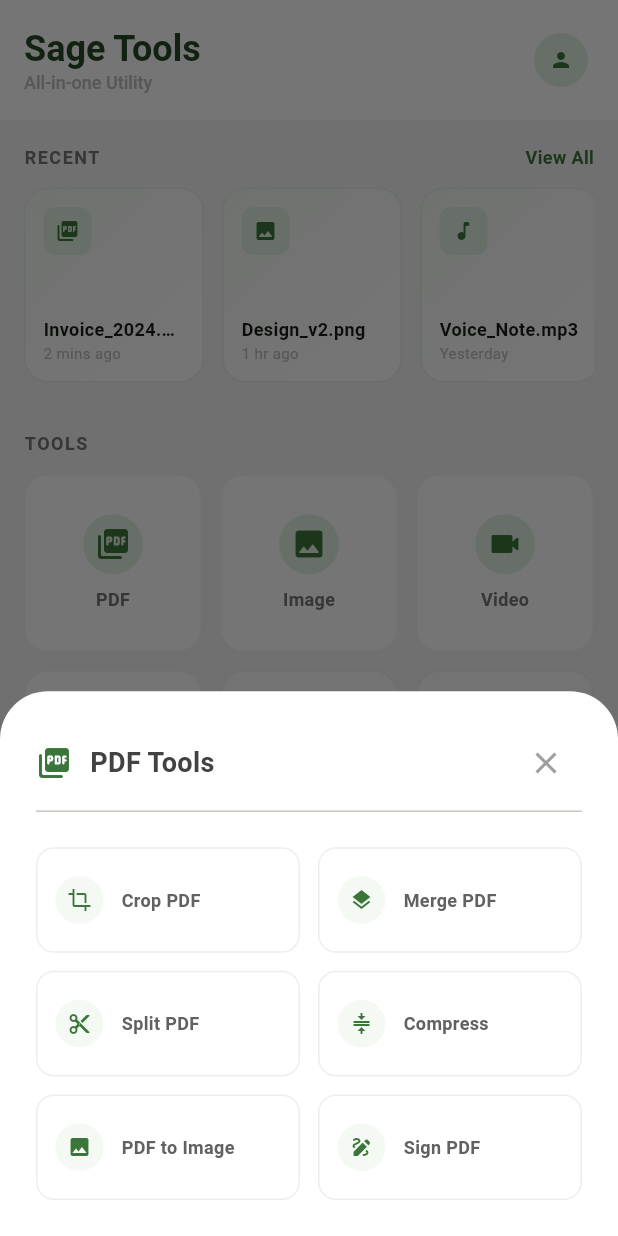
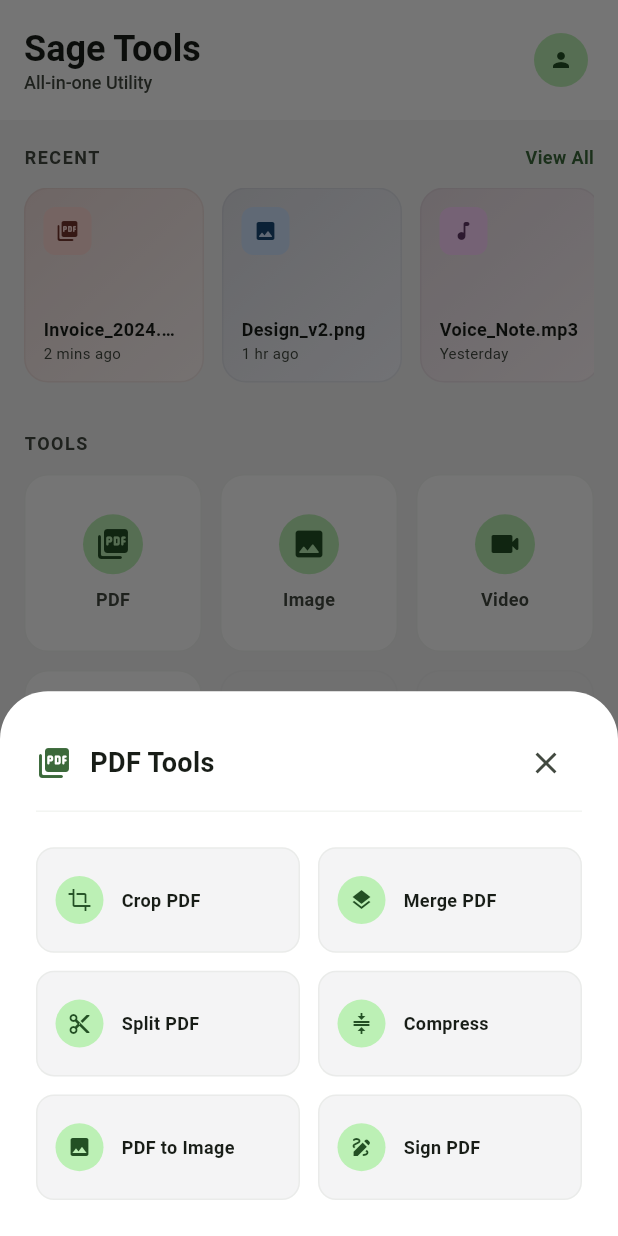
Before and after one commit to BajWarring/Sage_Tools, a Flutter app: the screen it shows after launch, after a tap on "PDF", on a phone screen of 412 x 824 dp. Run offline on Flutter 3.47's test engine with Material 3 defaults, Android fonts, the light colour scheme and no system bars; our stand-ins replace file_picker, flutter_riverpod, permission_handler, shared_preferences; missing offline and left inert: pdf_render, syncfusion_flutter_pdf.

Commit message:
Refactor DashboardTab to use Theme colors

```diff
--- a/lib/tabs/dashboard_tab.dart
+++ b/lib/tabs/dashboard_tab.dart
@@ -7,80 +7,63 @@ import '../tools/pdf/pdf_crop.dart';
 class DashboardTab extends ConsumerWidget {
   @override
   Widget build(BuildContext context, WidgetRef ref) {
-    final theme = ref.watch(currentThemeProvider);
-    final p = theme.primary; // shorthand for primary swatch
+    final theme = Theme.of(context).colorScheme;
+    final sageTheme = ref.watch(currentThemeProvider);
+    final p = sageTheme.primary;
 
-    // Logic moved here to ensure 'context' is always valid
     Future<void> _handleToolSelection(String toolId) async {
       if (toolId == 'crop-pdf') {
-        // 1. Pick File
-        FilePickerResult? result = await FilePicker.platform.pickFiles(
-          type: FileType.custom,
-          allowedExtensions: ['pdf']
-        );
-
-        // 2. Navigate (Using Dashboard's persistent context)
+        FilePickerResult? result = await FilePicker.platform.pickFiles(type: FileType.custom, allowedExtensions: ['pdf']);
         if (result != null && result.files.single.path != null) {
-          Navigator.push(
-            context,
-            MaterialPageRoute(builder: (c) => PdfCropScreen(filePath: result.files.single.path!))
-          );
+          Navigator.push(context, MaterialPageRoute(builder: (c) => PdfCropScreen(filePath: result.files.single.path!)));
         }
       } else {
-        // Placeholder for other tools
-        ScaffoldMessenger.of(context).showSnackBar(
-          SnackBar(content: Text("Tool '$toolId' opening soon..."))
-        );
+        ScaffoldMessenger.of(context).showSnackBar(SnackBar(content: Text("Tool '$toolId' opening soon...")));
       }
     }
 
     void _showToolModal(ToolItem tool) async {
-      // Wait for the modal to return a Result (ID of the sub-tool)
       final String? selectedId = await showModalBottomSheet<String>(
         context: context,
         backgroundColor: Colors.transparent,
         isScrollControlled: true,
         builder: (context) => _ToolModal(tool: tool, ref: ref),
       );
-
-      // If we got an ID back, handle it
-      if (selectedId != null) {
-        _handleToolSelection(selectedId);
-      }
+      if (selectedId != null) _handleToolSelection(selectedId);
     }
 
     return Scaffold(
       backgroundColor: Colors.transparent,
       appBar: AppBar(
-        backgroundColor: Colors.white,
+        backgroundColor: theme.surfaceContainer, // Dynamic
         surfaceTintColor: Colors.transparent,
         elevation: 0,
         toolbarHeight: 80,
         title: Column(
           crossAxisAlignment: CrossAxisAlignment.start,
           children: [
-            Text("Sage Tools", style: TextStyle(color: p[800], fontWeight: FontWeight.bold, fontSize: 24)),
-            Text("All-in-one Utility", style: TextStyle(color: Colors.grey[400], fontSize: 12, fontWeight: FontWeight.w500)),
+            Text("Sage Tools", style: TextStyle(color: theme.onSurface, fontWeight: FontWeight.bold, fontSize: 24)),
+            Text("All-in-one Utility", style: TextStyle(color: theme.onSurfaceVariant, fontSize: 12, fontWeight: FontWeight.w500)),
           ],
         ),
         actions: [
           Container(
             margin: EdgeInsets.only(right: 20),
             width: 36, height: 36,
-            decoration: BoxDecoration(color: p[100], shape: BoxShape.circle),
-            child: Icon(Icons.person, color: p[600], size: 16),
+            decoration: BoxDecoration(color: theme.primaryContainer, shape: BoxShape.circle),
+            child: Icon(Icons.person, color: theme.onPrimaryContainer, size: 16),
           )
         ],
       ),
       body: ListView(
         padding: EdgeInsets.fromLTRB(16, 16, 16, 100),
         children: [
-          // 1. Recent Section
+          // 1. Recent
           Row(
             mainAxisAlignment: MainAxisAlignment.spaceBetween,
             children: [
-              Text("RECENT", style: TextStyle(fontSize: 12, fontWeight: FontWeight.w600, color: Colors.grey[600], letterSpacing: 1.0)),
-              Text("View All", style: TextStyle(fontSize: 12, fontWeight: FontWeight.w600, color: p[600])),
+              Text("RECENT", style: TextStyle(fontSize: 12, fontWeight: FontWeight.w600, color: theme.onSurfaceVariant, letterSpacing: 1.0)),
+              Text("View All", style: TextStyle(fontSize: 12, fontWeight: FontWeight.w600, color: theme.primary)),
             ],
           ),
           SizedBox(height: 12),
@@ -89,52 +72,42 @@ class DashboardTab extends ConsumerWidget {
             child: ListView(
               scrollDirection: Axis.horizontal,
               children: [
-                _RecentCard(p, "Invoice_2024.pdf", "2 mins ago", Icons.picture_as_pdf_rounded, Colors.red[50]!, Colors.red[400]!),
-                _RecentCard(p, "Design_v2.png", "1 hr ago", Icons.image_rounded, Colors.blue[50]!, Colors.blue[400]!),
-                _RecentCard(p, "Voice_Note.mp3", "Yesterday", Icons.audiotrack_rounded, Colors.purple[50]!, Colors.purple[400]!),
+                _RecentCard(context, "Invoice_2024.pdf", "2 mins ago", Icons.picture_as_pdf_rounded, Colors.red),
+                _RecentCard(context, "Design_v2.png", "1 hr ago", Icons.image_rounded, Colors.blue),
+                _RecentCard(context, "Voice_Note.mp3", "Yesterday", Icons.audiotrack_rounded, Colors.purple),
               ],
             ),
           ),
-
           SizedBox(height: 32),
 
-          // 2. Tools Grid
-          Text("TOOLS", style: TextStyle(fontSize: 12, fontWeight: FontWeight.w600, color: Colors.grey[600], letterSpacing: 1.0)),
+          // 2. Tools
+          Text("TOOLS", style: TextStyle(fontSize: 12, fontWeight: FontWeight.w600, color: theme.onSurfaceVariant, letterSpacing: 1.0)),
           SizedBox(height: 12),
           GridView.builder(
             shrinkWrap: true,
             physics: NeverScrollableScrollPhysics(),
-            gridDelegate: SliverGridDelegateWithFixedCrossAxisCount(
-              crossAxisCount: 3, crossAxisSpacing: 12, mainAxisSpacing: 12, childAspectRatio: 1.0,
-            ),
-            itemCount: toolsData.length + 3, // +3 for Coming Soon
+            gridDelegate: SliverGridDelegateWithFixedCrossAxisCount(crossAxisCount: 3, crossAxisSpacing: 12, mainAxisSpacing: 12, childAspectRatio: 1.0),
+            itemCount: toolsData.length + 3,
             itemBuilder: (ctx, i) {
               if (i < toolsData.length) {
-                final tool = toolsData[i];
-                return _ToolCard(
-                  title: tool.title.split(' ')[0],
-                  icon: tool.icon,
-                  color: p,
-                  onTap: () => _showToolModal(tool),
-                );
+                return _ToolCard(context, toolsData[i].title.split(' ')[0], toolsData[i].icon, p, () => _showToolModal(toolsData[i]));
               } else {
-                return _ComingSoonCard();
+                return _ComingSoonCard(context);
               }
             },
           ),
-
           SizedBox(height: 32),
 
-          // 3. Saved Files
-          Text("SAVED FILES", style: TextStyle(fontSize: 12, fontWeight: FontWeight.w600, color: Colors.grey[600], letterSpacing: 1.0)),
+          // 3. Saved
+          Text("SAVED FILES", style: TextStyle(fontSize: 12, fontWeight: FontWeight.w600, color: theme.onSurfaceVariant, letterSpacing: 1.0)),
           SizedBox(height: 12),
           Container(
-            decoration: BoxDecoration(color: Colors.white, borderRadius: BorderRadius.circular(16), border: Border.all(color: Colors.grey[100]!)),
+            decoration: BoxDecoration(color: theme.surfaceContainer, borderRadius: BorderRadius.circular(16), border: Border.all(color: theme.outlineVariant.withOpacity(0.2))),
             child: Column(
               children: [
-                _FileRow(p, "Downloads", "12 items", Icons.folder_rounded, Colors.amber[50]!, Colors.amber[500]!),
-                Divider(height: 1, indent: 60),
-                _FileRow(p, "Project_Specs.html", "1.2 MB", Icons.html, p[50]!, p[600]!),
+                _FileRow(context, "Downloads", "12 items", Icons.folder_rounded, Colors.amber),
+                Divider(height: 1, indent: 60, color: theme.outlineVariant.withOpacity(0.2)),
+                _FileRow(context, "Project_Specs.html", "1.2 MB", Icons.html, p),
               ],
             ),
           ),
@@ -151,11 +124,11 @@ class _ToolModal extends StatelessWidget {
 
   @override
   Widget build(BuildContext context) {
-    final p = ref.watch(currentThemeProvider).primary;
+    final theme = Theme.of(context).colorScheme;
 
     return Container(
       padding: EdgeInsets.all(24),
-      decoration: BoxDecoration(color: Colors.white, borderRadius: BorderRadius.vertical(top: Radius.circular(32))),
+      decoration: BoxDecoration(color: theme.surfaceContainer, borderRadius: BorderRadius.vertical(top: Radius.circular(32))),
       child: Column(
         mainAxisSize: MainAxisSize.min,
         children: [
@@ -163,31 +136,28 @@ class _ToolModal extends StatelessWidget {
             mainAxisAlignment: MainAxisAlignment.spaceBetween,
             children: [
               Row(children: [
-                Icon(tool.icon, color: p[600]),
+                Icon(tool.icon, color: theme.primary),
                 SizedBox(width: 12),
-                Text(tool.title, style: TextStyle(fontSize: 18, fontWeight: FontWeight.bold, color: Colors.grey[800])),
+                Text(tool.title, style: TextStyle(fontSize: 18, fontWeight: FontWeight.bold, color: theme.onSurface)),
               ]),
-              IconButton(onPressed: () => Navigator.pop(context), icon: Icon(Icons.close, color: Colors.grey))
+              IconButton(onPressed: () => Navigator.pop(context), icon: Icon(Icons.close, color: theme.onSurfaceVariant))
             ],
           ),
-          Divider(),
+          Divider(color: theme.outlineVariant.withOpacity(0.2)),
           SizedBox(height: 16),
           GridView.count(
             crossAxisCount: 2, shrinkWrap: true, crossAxisSpacing: 12, mainAxisSpacing: 12, childAspectRatio: 2.5,
             children: tool.items.map((sub) => InkWell(
-              onTap: () {
-                // FIXED: Just return the ID. Do not try to push routes here.
-                Navigator.pop(context, sub.id);
-              },
+              onTap: () => Navigator.pop(context, sub.id),
               borderRadius: BorderRadius.circular(12),
               child: Container(
                 padding: EdgeInsets.all(12),
-                decoration: BoxDecoration(color: Colors.white, border: Border.all(color: Colors.grey[200]!), borderRadius: BorderRadius.circular(12)),
+                decoration: BoxDecoration(color: theme.surface, border: Border.all(color: theme.outlineVariant.withOpacity(0.2)), borderRadius: BorderRadius.circular(12)),
                 child: Row(
                   children: [
-                    Container(padding: EdgeInsets.all(8), decoration: BoxDecoration(color: p[50], shape: BoxShape.circle), child: Icon(sub.icon, size: 16, color: p[600])),
+                    Container(padding: EdgeInsets.all(8), decoration: BoxDecoration(color: theme.primaryContainer, shape: BoxShape.circle), child: Icon(sub.icon, size: 16, color: theme.onPrimaryContainer)),
                     SizedBox(width: 12),
-                    Text(sub.name, style: TextStyle(fontSize: 12, fontWeight: FontWeight.bold, color: Colors.grey[700])),
+                    Text(sub.name, style: TextStyle(fontSize: 12, fontWeight: FontWeight.bold, color: theme.onSurface)),
                   ],
                 ),
               ),
@@ -199,71 +169,72 @@ class _ToolModal extends StatelessWidget {
   }
 }
 
-// --- Components ---
-Widget _RecentCard(MaterialColor p, String title, String sub, IconData icon, Color bg, Color fg) {
+// --- Components (Dynamic) ---
+Widget _RecentCard(BuildContext context, String title, String sub, IconData icon, MaterialColor seed) {
+  final t = Theme.of(context).colorScheme;
+  // Create a mini-scheme for this card based on the seed color
+  final scheme = ColorScheme.fromSeed(seedColor: seed, brightness: t.brightness);
+
   return Container(
     width: 120, margin: EdgeInsets.only(right: 12),
     padding: EdgeInsets.all(12),
     decoration: BoxDecoration(
-      gradient: LinearGradient(begin: Alignment.topLeft, end: Alignment.bottomRight, colors: [p[50]!, Colors.white]),
+      gradient: LinearGradient(begin: Alignment.topLeft, end: Alignment.bottomRight, colors: [scheme.surfaceContainerHighest, scheme.surface]),
       borderRadius: BorderRadius.circular(16),
-      border: Border.all(color: p[100]!),
+      border: Border.all(color: scheme.outlineVariant.withOpacity(0.3)),
     ),
     child: Column(crossAxisAlignment: CrossAxisAlignment.start, mainAxisAlignment: MainAxisAlignment.spaceBetween, children: [
-      Container(width: 32, height: 32, decoration: BoxDecoration(color: p[100], borderRadius: BorderRadius.circular(8)), child: Icon(icon, size: 16, color: p[600])),
+      Container(width: 32, height: 32, decoration: BoxDecoration(color: scheme.primaryContainer, borderRadius: BorderRadius.circular(8)), child: Icon(icon, size: 16, color: scheme.onPrimaryContainer)),
       Column(crossAxisAlignment: CrossAxisAlignment.start, children: [
-        Text(title, maxLines: 1, overflow: TextOverflow.ellipsis, style: TextStyle(fontWeight: FontWeight.bold, fontSize: 12)),
-        Text(sub, style: TextStyle(fontSize: 10, color: Colors.grey[400])),
+        Text(title, maxLines: 1, overflow: TextOverflow.ellipsis, style: TextStyle(fontWeight: FontWeight.bold, fontSize: 12, color: t.onSurface)),
+        Text(sub, style: TextStyle(fontSize: 10, color: t.onSurfaceVariant)),
       ])
     ]),
   );
 }
 
-Widget _ToolCard({required String title, required IconData icon, required MaterialColor color, required VoidCallback onTap}) {
+Widget _ToolCard(BuildContext context, String title, IconData icon, MaterialColor p, VoidCallback onTap) {
+  final t = Theme.of(context).colorScheme;
   return InkWell(
     onTap: onTap,
     borderRadius: BorderRadius.circular(16),
     child: Container(
-      decoration: BoxDecoration(color: Colors.white, borderRadius: BorderRadius.circular(16), border: Border.all(color: Colors.grey[100]!)),
-      child: Column(
-        mainAxisAlignment: MainAxisAlignment.center,
-        children: [
-          Container(
-            width: 40, height: 40,
-            decoration: BoxDecoration(color: color[100], shape: BoxShape.circle),
-            child: Icon(icon, color: color[600]),
-          ),
-          SizedBox(height: 8),
-          Text(title, style: TextStyle(fontSize: 12, fontWeight: FontWeight.bold, color: Colors.grey[600])),
-        ],
-      ),
+      decoration: BoxDecoration(color: t.surfaceContainer, borderRadius: BorderRadius.circular(16), border: Border.all(color: t.outlineVariant.withOpacity(0.2))),
+      child: Column(mainAxisAlignment: MainAxisAlignment.center, children: [
+        Container(width: 40, height: 40, decoration: BoxDecoration(color: t.primaryContainer, shape: BoxShape.circle), child: Icon(icon, color: t.onPrimaryContainer)),
+        SizedBox(height: 8),
+        Text(title, style: TextStyle(fontSize: 12, fontWeight: FontWeight.bold, color: t.onSurfaceVariant)),
+      ]),
     ),
   );
 }
 
-Widget _ComingSoonCard() {
+Widget _ComingSoonCard(BuildContext context) {
+  final t = Theme.of(context).colorScheme;
   return Container(
-    decoration: BoxDecoration(color: Colors.grey[50], borderRadius: BorderRadius.circular(16), border: Border.all(color: Colors.grey[200]!)),
+    decoration: BoxDecoration(color: t.surface.withOpacity(0.5), borderRadius: BorderRadius.circular(16), border: Border.all(color: t.outlineVariant.withOpacity(0.1))),
     child: Column(mainAxisAlignment: MainAxisAlignment.center, children: [
-      Container(width: 40, height: 40, decoration: BoxDecoration(color: Colors.grey[200], shape: BoxShape.circle), child: Icon(Icons.add, color: Colors.grey[400])),
+      Container(width: 40, height: 40, decoration: BoxDecoration(color: t.surfaceContainerHighest, shape: BoxShape.circle), child: Icon(Icons.add, color: t.onSurfaceVariant.withOpacity(0.5))),
       SizedBox(height: 8),
-      Text("Soon", style: TextStyle(fontSize: 12, fontWeight: FontWeight.bold, color: Colors.grey[400])),
+      Text("Soon", style: TextStyle(fontSize: 12, fontWeight: FontWeight.bold, color: t.onSurfaceVariant.withOpacity(0.5))),
     ]),
   );
 }
 
-Widget _FileRow(MaterialColor p, String title, String sub, IconData icon, Color bg, Color fg) {
+Widget _FileRow(BuildContext context, String title, String sub, IconData icon, MaterialColor seed) {
+  final t = Theme.of(context).colorScheme;
+  final scheme = ColorScheme.fromSeed(seedColor: seed, brightness: t.brightness);
   return Padding(
     padding: const EdgeInsets.all(16.0),
     child: Row(
       children: [
-        Container(width: 40, height: 40, decoration: BoxDecoration(color: bg, borderRadius: BorderRadius.circular(8)), child: Icon(icon, color: fg, size: 20)),
+        Container(width: 40, height: 40, decoration: BoxDecoration(color: scheme.primaryContainer, borderRadius: BorderRadius.circular(8)), child: Icon(icon, color: scheme.onPrimaryContainer, size: 20)),
         SizedBox(width: 12),
         Expanded(child: Column(crossAxisAlignment: CrossAxisAlignment.start, children: [
-          Text(title, style: TextStyle(fontWeight: FontWeight.bold, fontSize: 14, color: Colors.grey[700])),
-          Text(sub, style: TextStyle(fontSize: 12, color: Colors.grey[400])),
+          Text(title, style: TextStyle(fontWeight: FontWeight.bold, fontSize: 14, color: t.onSurface)),
+          Text(sub, style: TextStyle(fontSize: 12, color: t.onSurfaceVariant)),
         ])),
-        Icon(Icons.chevron_right, size: 16, color: Colors.grey[300]),
+        Icon(Icons.chevron_right, size: 16, color: t.onSurfaceVariant),
       ],
     ),
   );
```
